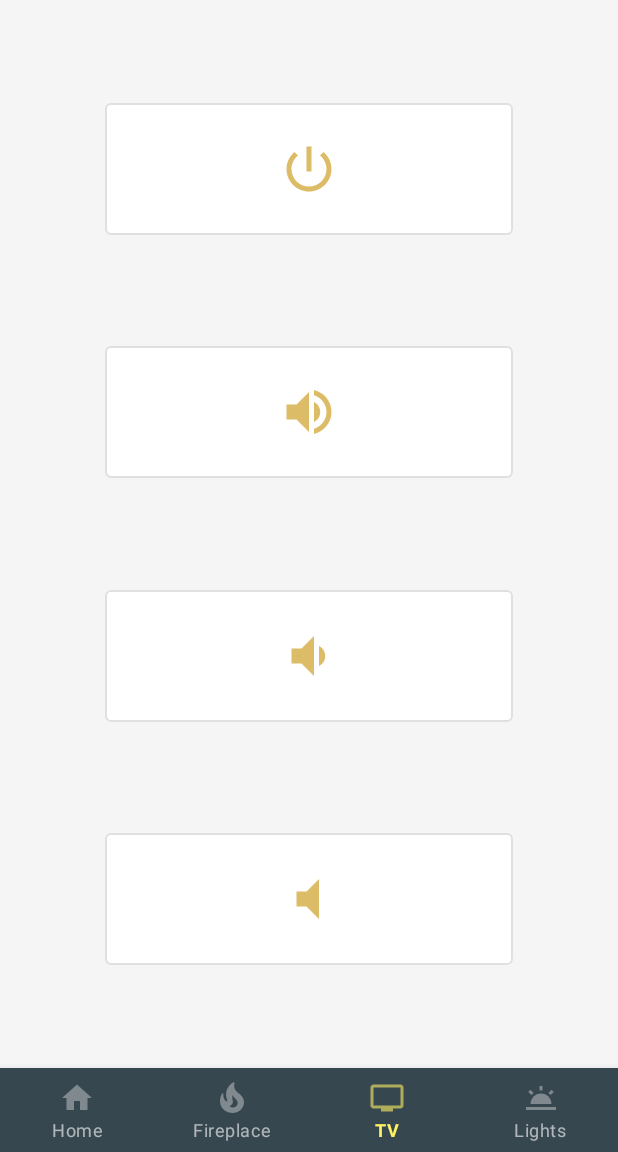
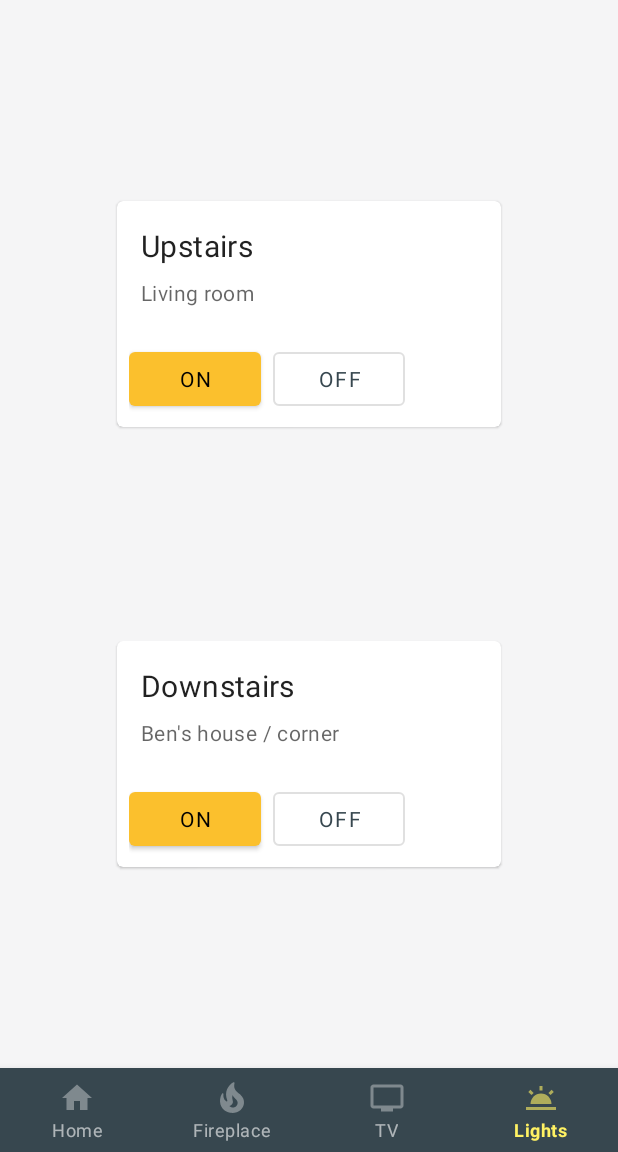
Before and after one commit to RocketDonkey/Benternet, an Android app: the screen it shows after launch (MainActivity), item 4 of the bottom bar chosen, on a phone screen of 412 x 824 dp, the part 84-1236 px from its top. Run offline under Robolectric (Android 15) with nearby library versions, the light colour scheme and no system bars; our stand-ins replace data binding, navigation-ui; Roboto replaces fonts that are not available here.

Commit message:
Benternet: Add the 'Lights' view.
This uses two CardViews to lay out the options. Seems okay-ish, but there is definitely a better way.

Still needs animations between fragments and better landscape support, but overall this is pretty much done.

```diff
--- a/app/src/main/java/com/rocketdonkey/benternet/MainActivity.kt
+++ b/app/src/main/java/com/rocketdonkey/benternet/MainActivity.kt
@@ -52,6 +52,10 @@ class MainActivity : AppCompatActivity() {
                     navController.navigate(R.id.fragment_tv)
                     true
                 }
+                R.id.nav_btn_lights -> {
+                    navController.navigate(R.id.fragment_lights)
+                    true
+                }
                 else -> {
                     Log.w(TAG, "Unknown navigation item: ${item}")
                     false
--- /dev/null
+++ b/app/src/main/java/com/rocketdonkey/benternet/ui/LightsFragment.kt
@@ -0,0 +1,45 @@
+package com.rocketdonkey.benternet.ui
+
+import android.os.Bundle
+import android.view.LayoutInflater
+import android.view.View
+import android.view.ViewGroup
+import androidx.databinding.DataBindingUtil
+import androidx.fragment.app.Fragment
+import com.rocketdonkey.benternet.R
+import com.rocketdonkey.benternet.databinding.FragmentLightsBinding
+import com.rocketdonkey.benternet.network.BenternetApi
+import com.rocketdonkey.benternet.network.Commands
+
+class LightsFragment : Fragment() {
+    override fun onCreateView(
+        inflater: LayoutInflater,
+        container: ViewGroup?,
+        savedInstanceState: Bundle?
+    ): View? {
+        val binding: FragmentLightsBinding = DataBindingUtil.inflate(
+            inflater, R.layout.fragment_lights, container, false
+        )
+
+        // Set up the click listeners for the macro buttons.
+        // TODO: Push the API calls into a ViewModel.
+
+        binding.btnUpstairsLightsOn.setOnClickListener {
+            BenternetApi.sendCommands(Commands.Lights.upstairsLightsOn())
+        }
+
+        binding.btnUpstairsLightsOff.setOnClickListener {
+            BenternetApi.sendCommands(Commands.Lights.upstairsLightsOff())
+        }
+
+        binding.btnDownstairsLightsOn.setOnClickListener {
+            BenternetApi.sendCommands(Commands.Lights.downstairsLightsOn())
+        }
+
+        binding.btnDownstairsLightsOff.setOnClickListener {
+            BenternetApi.sendCommands(Commands.Lights.downstairsLightsOff())
+        }
+
+        return binding.root
+    }
+}
--- /dev/null
+++ b/app/src/main/res/layout/fragment_lights.xml
@@ -0,0 +1,165 @@
+<?xml version="1.0" encoding="utf-8"?>
+<layout xmlns:android="http://schemas.android.com/apk/res/android"
+    xmlns:app="http://schemas.android.com/apk/res-auto"
+    xmlns:tools="http://schemas.android.com/tools">
+
+    <data>
+
+    </data>
+
+    <androidx.constraintlayout.widget.ConstraintLayout
+        android:layout_width="match_parent"
+        android:layout_height="match_parent"
+        android:background="@color/colorTertiary"
+        tools:context=".ui.FireplaceFragment">
+
+        <com.google.android.material.card.MaterialCardView
+            android:id="@+id/lights_upstairs_controls"
+            android:layout_width="0dp"
+            android:layout_height="wrap_content"
+            android:layout_margin="8dp"
+            app:layout_constraintBottom_toTopOf="@+id/lights_downstairs_controls"
+            app:layout_constraintEnd_toStartOf="@+id/guideline_lights_right"
+            app:layout_constraintStart_toStartOf="@+id/guideline_lights_left"
+            app:layout_constraintTop_toTopOf="parent">
+
+            <LinearLayout
+                android:layout_width="match_parent"
+                android:layout_height="wrap_content"
+                android:orientation="vertical">
+
+                <!-- Media -->
+                <LinearLayout
+                    android:layout_width="match_parent"
+                    android:layout_height="wrap_content"
+                    android:orientation="vertical"
+                    android:padding="16dp">
+
+                    <!-- Title. -->
+                    <TextView
+                        android:layout_width="wrap_content"
+                        android:layout_height="wrap_content"
+                        android:text="@string/upstairs"
+                        android:textAppearance="?attr/textAppearanceHeadline6" />
+
+                    <!-- Location text. -->
+                    <TextView
+                        android:layout_width="wrap_content"
+                        android:layout_height="wrap_content"
+                        android:layout_marginTop="8dp"
+                        android:text="@string/subtitle_upstairs_lights"
+                        android:textAppearance="?attr/textAppearanceBody2"
+                        android:textColor="?android:attr/textColorSecondary" />
+
+                </LinearLayout>
+
+                <!-- Buttons -->
+                <LinearLayout
+                    android:layout_width="wrap_content"
+                    android:layout_height="wrap_content"
+                    android:layout_margin="8dp"
+                    android:orientation="horizontal">
+
+                    <Button
+                        android:id="@+id/btn_upstairs_lights_on"
+                        android:layout_width="wrap_content"
+                        android:layout_height="wrap_content"
+                        android:layout_marginEnd="8dp"
+                        android:text="@string/lights_on"
+                        android:textColor="@color/colorOnSecondary"
+                        app:backgroundTint="@color/secondaryColor" />
+
+                    <Button
+                        android:id="@+id/btn_upstairs_lights_off"
+                        style="?attr/materialButtonOutlinedStyle"
+                        android:layout_width="wrap_content"
+                        android:layout_height="wrap_content"
+                        android:text="@string/lights_off" />
+                </LinearLayout>
+            </LinearLayout>
+        </com.google.android.material.card.MaterialCardView>
+
+        <com.google.android.material.card.MaterialCardView
+            android:id="@+id/lights_downstairs_controls"
+            android:layout_width="0dp"
+            android:layout_height="wrap_content"
+            android:layout_margin="8dp"
+            app:layout_constraintBottom_toBottomOf="parent"
+            app:layout_constraintEnd_toStartOf="@+id/guideline_lights_right"
+            app:layout_constraintStart_toStartOf="@+id/guideline_lights_left"
+            app:layout_constraintTop_toBottomOf="@+id/lights_upstairs_controls">
+
+            <LinearLayout
+                android:layout_width="match_parent"
+                android:layout_height="wrap_content"
+                android:orientation="vertical">
+
+                <!-- Media -->
+                <LinearLayout
+                    android:layout_width="match_parent"
+                    android:layout_height="wrap_content"
+                    android:orientation="vertical"
+                    android:padding="16dp">
+
+                    <!-- Title. -->
+                    <TextView
+                        android:layout_width="wrap_content"
+                        android:layout_height="wrap_content"
+                        android:text="@string/downstairs"
+                        android:textAppearance="?attr/textAppearanceHeadline6" />
+
+                    <!-- Location text. -->
+                    <TextView
+                        android:layout_width="wrap_content"
+                        android:layout_height="wrap_content"
+                        android:layout_marginTop="8dp"
+                        android:text="@string/subtitle_downstairs_lights"
+                        android:textAppearance="?attr/textAppearanceBody2"
+                        android:textColor="?android:attr/textColorSecondary" />
+
+                </LinearLayout>
+
+                <!-- Buttons -->
+                <LinearLayout
+                    android:layout_width="wrap_content"
+                    android:layout_height="wrap_content"
+                    android:layout_margin="8dp"
+                    android:orientation="horizontal">
+
+                    <Button
+                        android:id="@+id/btn_downstairs_lights_on"
+                        android:layout_width="wrap_content"
+                        android:layout_height="wrap_content"
+                        android:layout_marginEnd="8dp"
+                        android:text="@string/lights_on"
+                        android:textColor="@color/colorOnSecondary"
+                        app:backgroundTint="@color/secondaryColor" />
+
+                    <Button
+                        android:id="@+id/btn_downstairs_lights_off"
+                        style="?attr/materialButtonOutlinedStyle"
+                        android:layout_width="wrap_content"
+                        android:layout_height="wrap_content"
+                        android:text="@string/lights_off" />
+                </LinearLayout>
+
+            </LinearLayout>
+
+        </com.google.android.material.card.MaterialCardView>
+
+        <androidx.constraintlayout.widget.Guideline
+            android:id="@+id/guideline_lights_left"
+            android:layout_width="wrap_content"
+            android:layout_height="wrap_content"
+            android:orientation="vertical"
+            app:layout_constraintGuide_begin="@dimen/main_gutter" />
+
+        <androidx.constraintlayout.widget.Guideline
+            android:id="@+id/guideline_lights_right"
+            android:layout_width="wrap_content"
+            android:layout_height="wrap_content"
+            android:orientation="vertical"
+            app:layout_constraintGuide_end="@dimen/main_gutter" />
+
+    </androidx.constraintlayout.widget.ConstraintLayout>
+</layout>
--- a/app/src/main/res/navigation/nav_graph.xml
+++ b/app/src/main/res/navigation/nav_graph.xml
@@ -7,19 +7,26 @@
 
     <fragment
         android:id="@+id/fragment_home"
+        android:name="com.rocketdonkey.benternet.ui.HomeFragment"
         android:label="fragment_home"
-        android:name="com.rocketdonkey.benternet.ui.HomeFragment"
         tools:layout="@layout/fragment_home" />
 
     <fragment
         android:id="@+id/fragment_fireplace"
+        android:name="com.rocketdonkey.benternet.ui.FireplaceFragment"
         android:label="fragment_fireplace"
-        android:name="com.rocketdonkey.benternet.ui.FireplaceFragment"
         tools:layout="@layout/fragment_fireplace" />
 
     <fragment
         android:id="@+id/fragment_tv"
+        android:name="com.rocketdonkey.benternet.ui.TvFragment"
         android:label="fragment_tv"
-        android:name="com.rocketdonkey.benternet.ui.TvFragment"
         tools:layout="@layout/fragment_tv" />
+
+    <fragment
+        android:id="@+id/fragment_lights"
+        android:name="com.rocketdonkey.benternet.ui.LightsFragment"
+        android:label="fragment_lights"
+        tools:layout="@layout/fragment_lights" />
+
 </navigation>
--- a/app/src/main/res/values/strings.xml
+++ b/app/src/main/res/values/strings.xml
@@ -13,4 +13,12 @@
     <string name="power">Power</string>
     <string name="heat">Heat</string>
     <string name="fireplace_lights">Lights</string>
+    <!-- TODO: Remove or change this placeholder text -->
+    <string name="hello_blank_fragment">Hello blank fragment</string>
+    <string name="downstairs">Downstairs</string>
+    <string name="subtitle_downstairs_lights">Ben\'s house / corner</string>
+    <string name="lights_on">On</string>
+    <string name="lights_off">Off</string>
+    <string name="upstairs">Upstairs</string>
+    <string name="subtitle_upstairs_lights">Living room</string>
 </resources>
```
